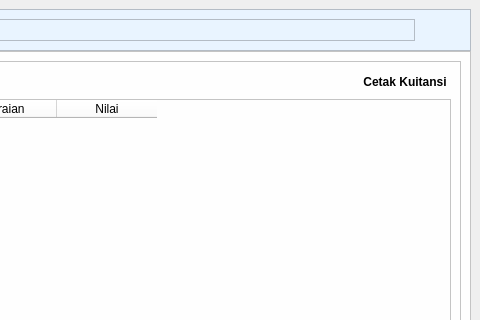
matthelosh/appkuibos, file appkuibos_responsive_fixed.ui: the form before one commit; both pictures show x 473 to 953 and y 0 to 320 of the 953 by 618 pixel window.
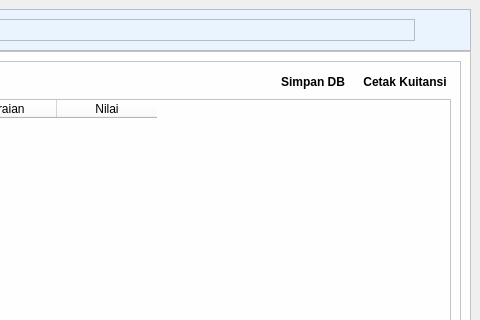
The form after the commit. Icons and pictures are not drawn.

```diff
--- a/appkuibos_responsive_fixed.ui
+++ b/appkuibos_responsive_fixed.ui
@@ -187,6 +187,37 @@
                 </property>
                </widget>
               </item>
+              <item>
+               <widget class="QPushButton" name="btn_simpan_db">
+                <property name="sizePolicy">
+                 <sizepolicy hsizetype="Minimum" vsizetype="Fixed">
+                  <horstretch>0</horstretch>
+                  <verstretch>0</verstretch>
+                 </sizepolicy>
+                </property>
+                <property name="font">
+                 <font>
+                  <weight>75</weight>
+                  <bold>true</bold>
+                 </font>
+                </property>
+                <property name="cursor">
+                 <cursorShape>PointingHandCursor</cursorShape>
+                </property>
+                <property name="toolTip">
+                 <string>Cetak BKU Terpilih</string>
+                </property>
+                <property name="styleSheet">
+                 <string notr="true"/>
+                </property>
+                <property name="text">
+                 <string>Simpan DB</string>
+                </property>
+                <property name="flat">
+                 <bool>true</bool>
+                </property>
+               </widget>
+              </item>
               <item>
                <widget class="QPushButton" name="btn_print_selected">
                 <property name="sizePolicy">
```
